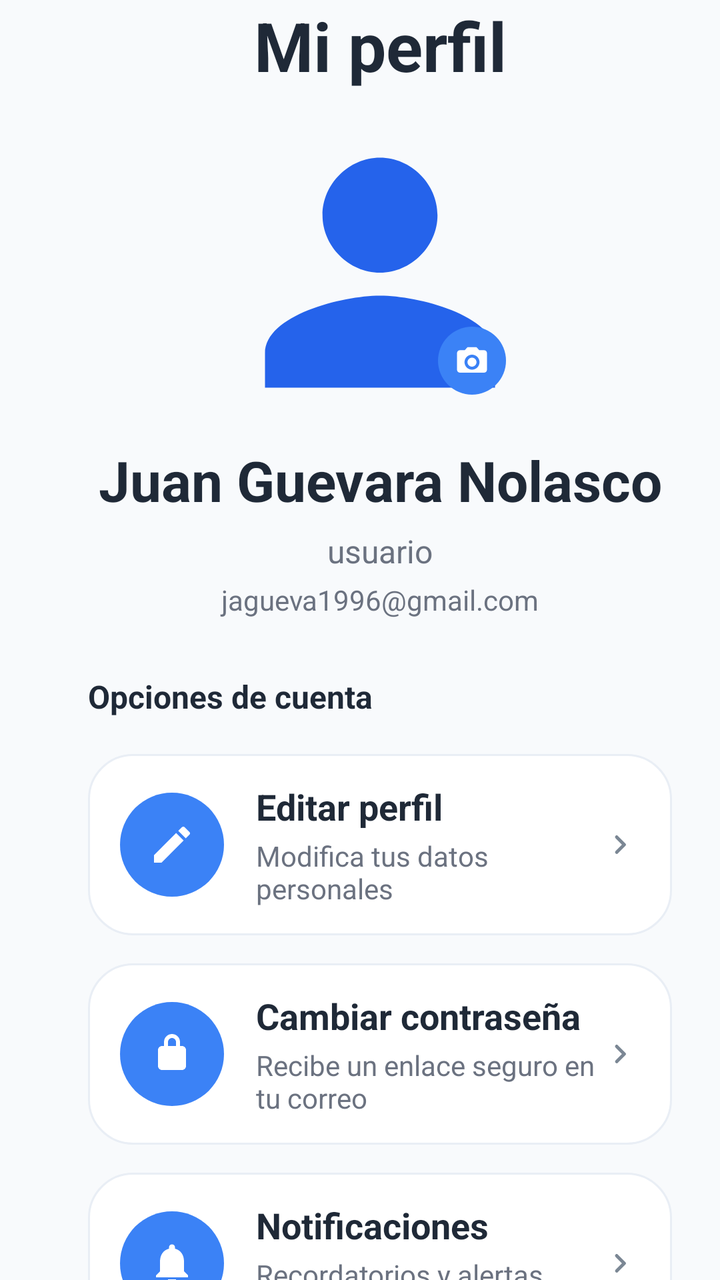
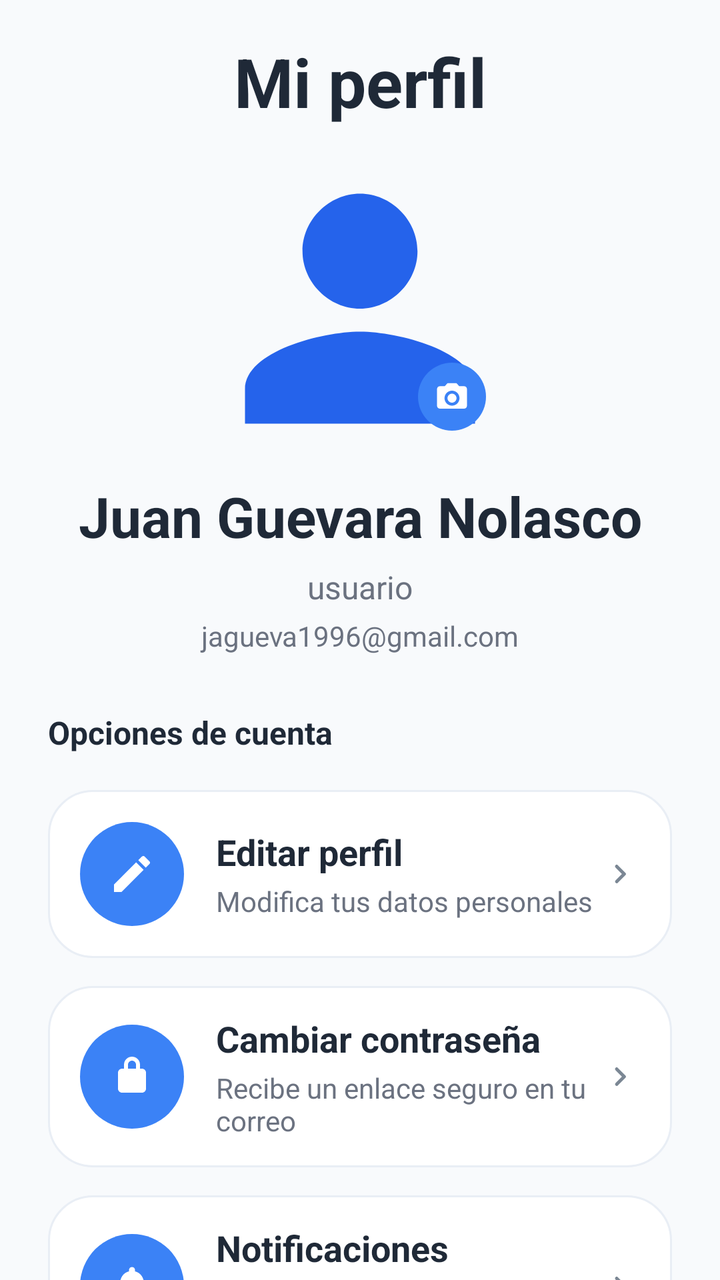

An Android layout rendered at two revisions. The XML below is the earlier revision; the diff shows what the commit changed to produce the second picture.
<!-- AndroidManifest.xml: application theme Theme.Login_Guevara -->
<!-- res/layout/activity_cuenta.xml -->
<?xml version="1.0" encoding="utf-8"?>
<androidx.core.widget.NestedScrollView xmlns:android="http://schemas.android.com/apk/res/android"
    xmlns:app="http://schemas.android.com/apk/res-auto"
    android:id="@+id/rootCuenta"
    android:layout_width="match_parent"
    android:layout_height="match_parent"
    android:background="@color/bg_light"
    android:fillViewport="true">

    <LinearLayout
        android:layout_width="match_parent"
        android:layout_height="wrap_content"
        android:orientation="vertical"
        android:paddingStart="44dp"
        android:paddingTop="0dp"
        android:paddingEnd="24dp"
        android:paddingBottom="32dp">

        
        <TextView
            android:id="@+id/txtTituloPerfil"
            android:layout_width="match_parent"
            android:layout_height="wrap_content"
            android:gravity="center"
            android:text="Mi perfil"
            android:textColor="@color/text_dark"
            android:textSize="34sp"
            android:textStyle="bold" />

        
        <View
            android:layout_width="match_parent"
            android:layout_height="22dp" />

        
        <FrameLayout
            android:layout_width="wrap_content"
            android:layout_height="wrap_content"
            android:layout_gravity="center_horizontal">

            <com.google.android.material.imageview.ShapeableImageView
                android:id="@+id/imgFotoPerfil"
                android:layout_width="138dp"
                android:layout_height="138dp"
                android:background="@android:color/transparent"
                android:backgroundTint="@null"
                android:padding="0dp"
                android:scaleType="fitCenter"
                android:src="@drawable/ic_user_big"
                android:tint="@null"
                app:tint="@null" />
            
            <FrameLayout
                android:id="@+id/btnCambiarFoto"
                android:layout_width="34dp"
                android:layout_height="34dp"
                android:layout_gravity="end|bottom"
                android:layout_marginEnd="6dp"
                android:layout_marginBottom="8dp"
                android:background="@drawable/bg_profile_edit_badge"
                android:clickable="true"
                android:focusable="true"
                android:foreground="?attr/selectableItemBackgroundBorderless">

                <ImageView
                    android:layout_width="18dp"
                    android:layout_height="18dp"
                    android:layout_gravity="center"
                    android:src="@drawable/ic_camera"
                    app:tint="@android:color/white" />
            </FrameLayout>

        </FrameLayout>

        
        <View
            android:layout_width="match_parent"
            android:layout_height="16dp" />

        
        <TextView
            android:id="@+id/txtNombrePerfil"
            android:layout_width="match_parent"
            android:layout_height="wrap_content"
            android:gravity="center"
            android:text="Juan Guevara Nolasco"
            android:textColor="@color/text_dark"
            android:textSize="28sp"
            android:textStyle="bold" />

        
        <TextView
            android:id="@+id/txtUsuarioPerfil"
            android:layout_width="match_parent"
            android:layout_height="wrap_content"
            android:layout_marginTop="6dp"
            android:gravity="center"
            android:text="usuario"
            android:textColor="@color/text_soft"
            android:textSize="16sp" />

        
        <TextView
            android:id="@+id/txtCorreoPerfil"
            android:layout_width="match_parent"
            android:layout_height="wrap_content"
            android:layout_marginTop="4dp"
            android:gravity="center"
            android:text="jagueva1996@gmail.com"
            android:textColor="@color/text_soft"
            android:textSize="14sp" />

        
        <View
            android:layout_width="match_parent"
            android:layout_height="28dp" />

        
        <TextView
            android:layout_width="match_parent"
            android:layout_height="wrap_content"
            android:text="Opciones de cuenta"
            android:textColor="@color/text_dark"
            android:textSize="16sp"
            android:textStyle="bold" />

        
        <LinearLayout
            android:id="@+id/itemEditarPerfil"
            android:layout_width="match_parent"
            android:layout_height="wrap_content"
            android:layout_marginTop="18dp"
            android:background="@drawable/bg_profile_option_item"
            android:clickable="true"
            android:focusable="true"
            android:foreground="?attr/selectableItemBackground"
            android:gravity="center_vertical"
            android:minHeight="84dp"
            android:orientation="horizontal"
            android:paddingStart="16dp"
            android:paddingTop="14dp"
            android:paddingEnd="16dp"
            android:paddingBottom="14dp">

            <FrameLayout
                android:layout_width="52dp"
                android:layout_height="52dp"
                android:background="@drawable/bg_profile_option_icon">

                <ImageView
                    android:layout_width="24dp"
                    android:layout_height="24dp"
                    android:layout_gravity="center"
                    android:src="@drawable/ic_edit_profile"
                    app:tint="@android:color/white" />
            </FrameLayout>

            <LinearLayout
                android:layout_width="0dp"
                android:layout_height="wrap_content"
                android:layout_marginStart="16dp"
                android:layout_weight="1"
                android:orientation="vertical">

                <TextView
                    android:layout_width="wrap_content"
                    android:layout_height="wrap_content"
                    android:text="Editar perfil"
                    android:textColor="@color/text_dark"
                    android:textSize="18sp"
                    android:textStyle="bold" />

                <TextView
                    android:layout_width="wrap_content"
                    android:layout_height="wrap_content"
                    android:layout_marginTop="3dp"
                    android:text="Modifica tus datos personales"
                    android:textColor="@color/text_soft"
                    android:textSize="14sp" />
            </LinearLayout>

            <ImageView
                android:layout_width="20dp"
                android:layout_height="20dp"
                android:src="@drawable/ic_profile_arrow" />
        </LinearLayout>

        
        <LinearLayout
            android:id="@+id/itemCambiarPassword"
            android:layout_width="match_parent"
            android:layout_height="wrap_content"
            android:layout_marginTop="14dp"
            android:background="@drawable/bg_profile_option_item"
            android:clickable="true"
            android:focusable="true"
            android:foreground="?attr/selectableItemBackground"
            android:gravity="center_vertical"
            android:minHeight="84dp"
            android:orientation="horizontal"
            android:paddingStart="16dp"
            android:paddingTop="14dp"
            android:paddingEnd="16dp"
            android:paddingBottom="14dp">

            <FrameLayout
                android:layout_width="52dp"
                android:layout_height="52dp"
                android:background="@drawable/bg_profile_option_icon">

                <ImageView
                    android:layout_width="24dp"
                    android:layout_height="24dp"
                    android:layout_gravity="center"
                    android:src="@drawable/ic_change_password"
                    app:tint="@android:color/white" />
            </FrameLayout>

            <LinearLayout
                android:layout_width="0dp"
                android:layout_height="wrap_content"
                android:layout_marginStart="16dp"
                android:layout_weight="1"
                android:orientation="vertical">

                <TextView
                    android:layout_width="wrap_content"
                    android:layout_height="wrap_content"
                    android:text="Cambiar contraseña"
                    android:textColor="@color/text_dark"
                    android:textSize="18sp"
                    android:textStyle="bold" />

                <TextView
                    android:layout_width="wrap_content"
                    android:layout_height="wrap_content"
                    android:layout_marginTop="3dp"
                    android:text="Recibe un enlace seguro en tu correo"
                    android:textColor="@color/text_soft"
                    android:textSize="14sp" />
            </LinearLayout>

            <ImageView
                android:layout_width="20dp"
                android:layout_height="20dp"
                android:src="@drawable/ic_profile_arrow" />
        </LinearLayout>

        
        <LinearLayout
            android:id="@+id/itemNotificaciones"
            android:layout_width="match_parent"
            android:layout_height="wrap_content"
            android:layout_marginTop="14dp"
            android:background="@drawable/bg_profile_option_item"
            android:clickable="true"
            android:focusable="true"
            android:foreground="?attr/selectableItemBackground"
            android:gravity="center_vertical"
            android:minHeight="84dp"
            android:orientation="horizontal"
            android:paddingStart="16dp"
            android:paddingTop="14dp"
            android:paddingEnd="16dp"
            android:paddingBottom="14dp">

            <FrameLayout
                android:layout_width="52dp"
                android:layout_height="52dp"
                android:background="@drawable/bg_profile_option_icon">

                <ImageView
                    android:layout_width="24dp"
                    android:layout_height="24dp"
                    android:layout_gravity="center"
                    android:src="@drawable/ic_notifications_profile"
                    app:tint="@android:color/white" />
            </FrameLayout>

            <LinearLayout
                android:layout_width="0dp"
                android:layout_height="wrap_content"
                android:layout_marginStart="16dp"
                android:layout_weight="1"
                android:orientation="vertical">

                <TextView
                    android:layout_width="wrap_content"
                    android:layout_height="wrap_content"
                    android:text="Notificaciones"
                    android:textColor="@color/text_dark"
                    android:textSize="18sp"
                    android:textStyle="bold" />

                <TextView
                    android:layout_width="wrap_content"
                    android:layout_height="wrap_content"
                    android:layout_marginTop="3dp"
                    android:text="Recordatorios y alertas preventivas"
                    android:textColor="@color/text_soft"
                    android:textSize="14sp" />
            </LinearLayout>

            <ImageView
                android:layout_width="20dp"
                android:layout_height="20dp"
                android:src="@drawable/ic_profile_arrow" />
        </LinearLayout>

        
        <LinearLayout
            android:id="@+id/itemEliminarCuenta"
            android:layout_width="match_parent"
            android:layout_height="wrap_content"
            android:layout_marginTop="14dp"
            android:background="@drawable/bg_profile_option_item"
            android:clickable="true"
            android:focusable="true"
            android:foreground="?attr/selectableItemBackground"
            android:gravity="center_vertical"
            android:minHeight="84dp"
            android:orientation="horizontal"
            android:paddingStart="16dp"
            android:paddingTop="14dp"
            android:paddingEnd="16dp"
            android:paddingBottom="14dp">

            <FrameLayout
                android:layout_width="52dp"
                android:layout_height="52dp"
                android:background="@drawable/bg_profile_option_icon">

                <ImageView
                    android:layout_width="24dp"
                    android:layout_height="24dp"
                    android:layout_gravity="center"
                    android:src="@drawable/ic_delete_account"
                    app:tint="@android:color/white" />
            </FrameLayout>

            <LinearLayout
                android:layout_width="0dp"
                android:layout_height="wrap_content"
                android:layout_marginStart="16dp"
                android:layout_weight="1"
                android:orientation="vertical">

                <TextView
                    android:layout_width="wrap_content"
                    android:layout_height="wrap_content"
                    android:text="Eliminar cuenta"
                    android:textColor="@color/text_dark"
                    android:textSize="18sp"
                    android:textStyle="bold" />

                <TextView
                    android:layout_width="wrap_content"
                    android:layout_height="wrap_content"
                    android:layout_marginTop="3dp"
                    android:text="Elimina tu perfil y datos asociados"
                    android:textColor="@color/text_soft"
                    android:textSize="14sp" />
            </LinearLayout>

            <ImageView
                android:layout_width="20dp"
                android:layout_height="20dp"
                android:src="@drawable/ic_profile_arrow" />
        </LinearLayout>

    </LinearLayout>

</androidx.core.widget.NestedScrollView>
<!-- resources referenced by this layout -->
<resources>
  <color name="bg_light">#F8FAFC</color>
  <color name="text_dark">#1F2937</color>
  <color name="text_soft">#6B7280</color>
  <!-- drawable bg_profile_edit_badge (drawable) -->
  <shape xmlns:android="http://schemas.android.com/apk/res/android"
      android:shape="oval">
  
      <solid android:color="#3B82F6"/>
  
  </shape>
  <!-- drawable bg_profile_option_icon (drawable) -->
  <selector xmlns:android="http://schemas.android.com/apk/res/android">
  
      
      <item android:state_pressed="true">
          <shape android:shape="oval">
              <solid android:color="#1E40AF"/>
          </shape>
      </item>
  
      
      <item>
          <shape android:shape="oval">
              <solid android:color="#3B82F6"/>
          </shape>
      </item>
  
  </selector>
  <!-- drawable bg_profile_option_item (drawable) -->
  <shape xmlns:android="http://schemas.android.com/apk/res/android">
      <solid android:color="@android:color/white" />
      <corners android:radius="22dp" />
      <stroke
          android:width="1dp"
          android:color="#E9EEF5" />
      <padding
          android:left="0dp"
          android:top="0dp"
          android:right="0dp"
          android:bottom="0dp" />
  </shape>
  <!-- drawable ic_notifications_profile (drawable) -->
  <vector xmlns:android="http://schemas.android.com/apk/res/android"
      android:width="24dp"
      android:height="24dp"
      android:viewportWidth="24"
      android:viewportHeight="24">
  
      <path
          android:fillColor="@android:color/white"
          android:pathData="M12,22c1.1,0 1.99,-0.9 1.99,-2H10c0,1.1 0.89,2 2,2z" />
  
      <path
          android:fillColor="@android:color/white"
          android:pathData="M18,16v-5c0,-3.07 -1.63,-5.64 -4.5,-6.32V4c0,-0.83 -0.67,-1.5 -1.5,-1.5S10.5,3.17 10.5,4v0.68C7.63,5.36 6,7.92 6,11v5l-2,2v1h16v-1l-2,-2z" />
  </vector>
  <!-- drawable ic_profile_arrow (drawable) -->
  <vector xmlns:android="http://schemas.android.com/apk/res/android"
      android:width="20dp"
      android:height="20dp"
      android:viewportWidth="24"
      android:viewportHeight="24">
      <path
          android:fillColor="#7B8794"
          android:pathData="M9.29,6.71a1,1 0 0,1 1.41,0l4.59,4.59a1,1 0 0,1 0,1.41L10.7,17.3a1,1 0 0,1 -1.41,-1.41L13.17,12 9.29,8.12a1,1 0 0,1 0,-1.41z" />
  </vector>
  <!-- drawable ic_user_big (drawable) -->
  <vector xmlns:android="http://schemas.android.com/apk/res/android"
      android:width="80dp"
      android:height="80dp"
      android:viewportWidth="24"
      android:viewportHeight="24">
  
      <path
          android:fillColor="@color/sentix_blue"
          android:pathData="M12,12c2.7,0 5,-2.3 5,-5s-2.3,-5 -5,-5 -5,2.3 -5,5 2.3,5 5,5zM12,14c-3.3,0 -10,1.7 -10,5v3h20v-3c0,-3.3 -6.7,-5 -10,-5z"/>
  </vector>
  <style name="Theme.Login_Guevara" parent="Base.Theme.Login_Guevara" />
  <color name="white">#FFFFFFFF</color>
  <color name="sentix_blue">#2563EB</color>
  <color name="sentix_purple">#7C3AED</color>
  <style name="NoActivityAnimation">
          <item name="android:activityOpenEnterAnimation">@null</item>
          <item name="android:activityOpenExitAnimation">@null</item>
          <item name="android:activityCloseEnterAnimation">@null</item>
          <item name="android:activityCloseExitAnimation">@null</item>
          <item name="android:taskOpenEnterAnimation">@null</item>
          <item name="android:taskOpenExitAnimation">@null</item>
          <item name="android:taskCloseEnterAnimation">@null</item>
          <item name="android:taskCloseExitAnimation">@null</item>
      </style>
  <!-- unchanged entries left out for length: 5 -->
</resources>

<!-- the commit's change to res/layout/activity_cuenta.xml (unified diff, before → after) -->
@@ -11,10 +11,10 @@
         android:layout_width="match_parent"
         android:layout_height="wrap_content"
         android:orientation="vertical"
-        android:paddingStart="44dp"
-        android:paddingTop="0dp"
+        android:paddingStart="24dp"
+        android:paddingTop="18dp"
         android:paddingEnd="24dp"
-        android:paddingBottom="32dp">
+        android:paddingBottom="18dp">
 
         
         <TextView
